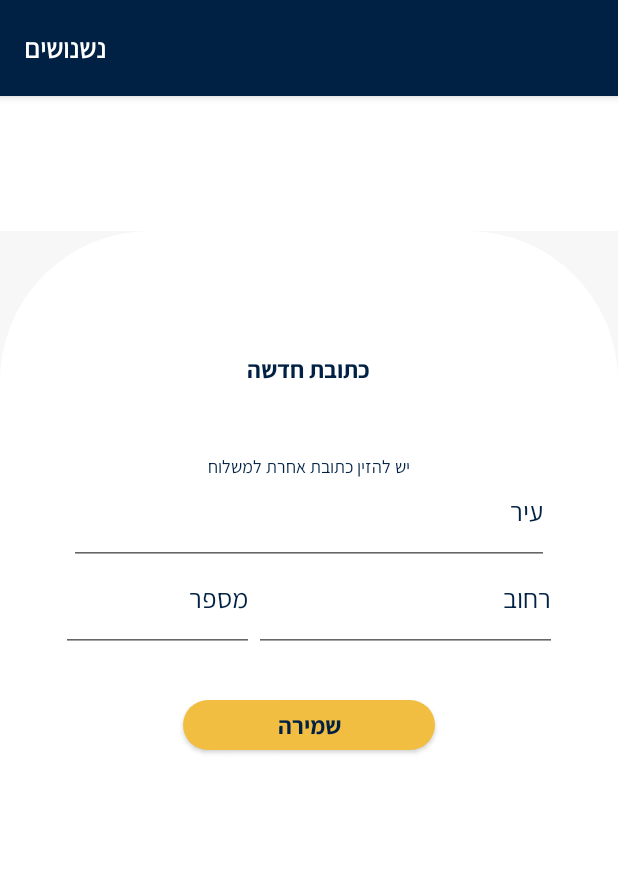
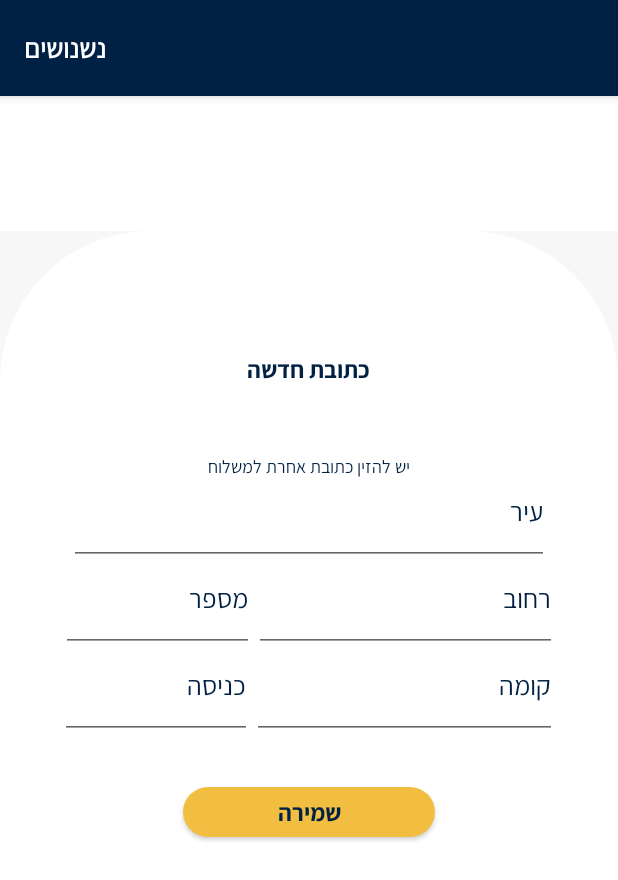
Before and after one commit to noam1223/NishNushim, an Android app: the fragment AddressDetailsFragment placed in its activity, on a phone screen of 412 x 824 dp. Shown: the top 880 px of the screen. Run offline under Robolectric (Android 15) with nearby library versions, the phone set to English and light mode, and no system bars; our stand-ins replace Firebase (no records; nobody signed in at launch, a user with empty details on screens opened directly).

Commit message:
save 13/01/2021, Wednesday 12:47

```diff
--- a/app/src/main/res/layout/fragment_address_details.xml
+++ b/app/src/main/res/layout/fragment_address_details.xml
@@ -85,6 +85,59 @@
 
 
 
+
+    <LinearLayout
+        android:layout_width="match_parent"
+        android:layout_height="wrap_content"
+        android:orientation="horizontal"
+        android:weightSum="2"
+        android:gravity="center"
+        android:layoutDirection="rtl">
+
+
+        <EditText
+            android:id="@+id/num_floor_edit_text_address_details_fragment"
+            android:layout_width="wrap_content"
+            android:layout_height="wrap_content"
+            android:hint="קומה"
+            android:fontFamily="@font/assistant_regular"
+            android:textColorHint="@color/custom_blue"
+            android:paddingBottom="24dp"
+            android:layout_weight="1"
+            android:inputType="number"
+            android:maxLength="3"/>
+
+
+
+
+        <EditText
+            android:id="@+id/entry_address_edit_text_address_details_fragment"
+            android:layout_width="wrap_content"
+            android:layout_height="wrap_content"
+            android:hint="כניסה"
+            android:fontFamily="@font/assistant_regular"
+            android:textColorHint="@color/custom_blue"
+            android:paddingBottom="24dp"
+            android:layout_weight="0.5" />
+
+
+
+    </LinearLayout>
+
+
+    <LinearLayout
+        android:layout_width="match_parent"
+        android:layout_height="wrap_content"
+        android:orientation="horizontal"
+        android:weightSum="2"
+        android:gravity="center"
+        android:layoutDirection="rtl">
+
+
+
+
+    </LinearLayout>
+
     <Button
         android:id="@+id/save_first_address_btn_address_manually_activity"
         android:layout_width="168dp"
```
Also changed, not shown: app/src/main/java/com/example/nishnushim/HomePageActivity.java (+67 -22 lines), app/src/main/java/com/example/nishnushim/helpclasses/MyAddress.java (+11 -0 lines), app/src/main/java/com/example/nishnushim/helpclasses/Restaurant.java (+10 -0 lines), app/src/main/java/com/example/nishnushim/helpclasses/User.java (+12 -1 lines).
